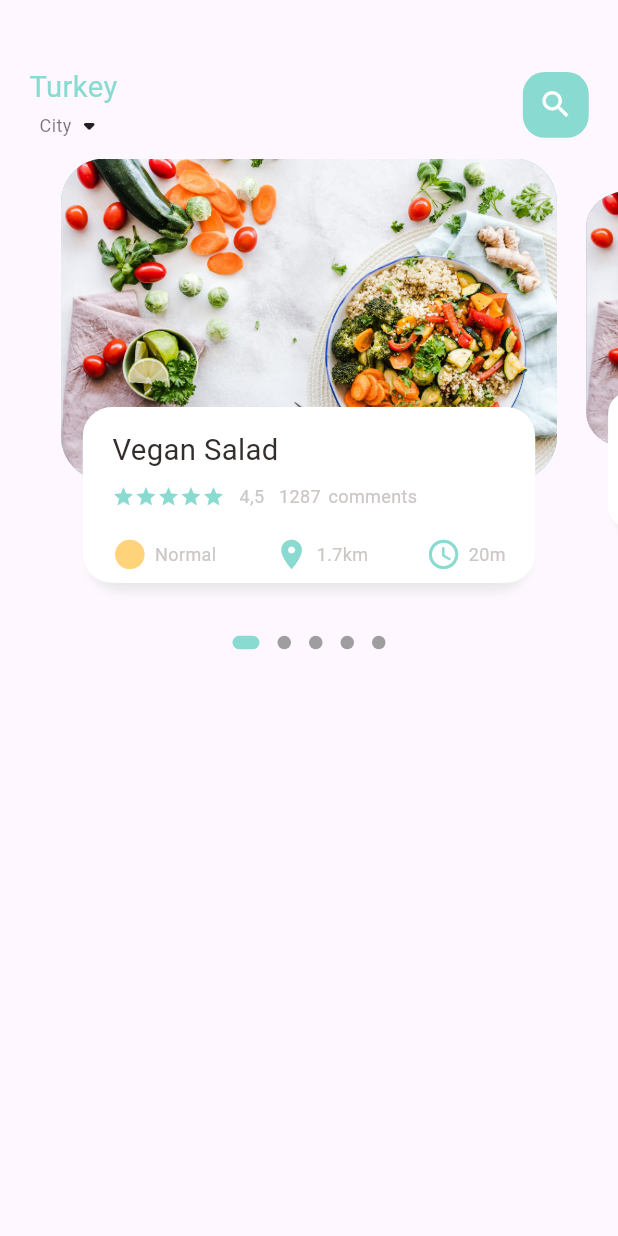
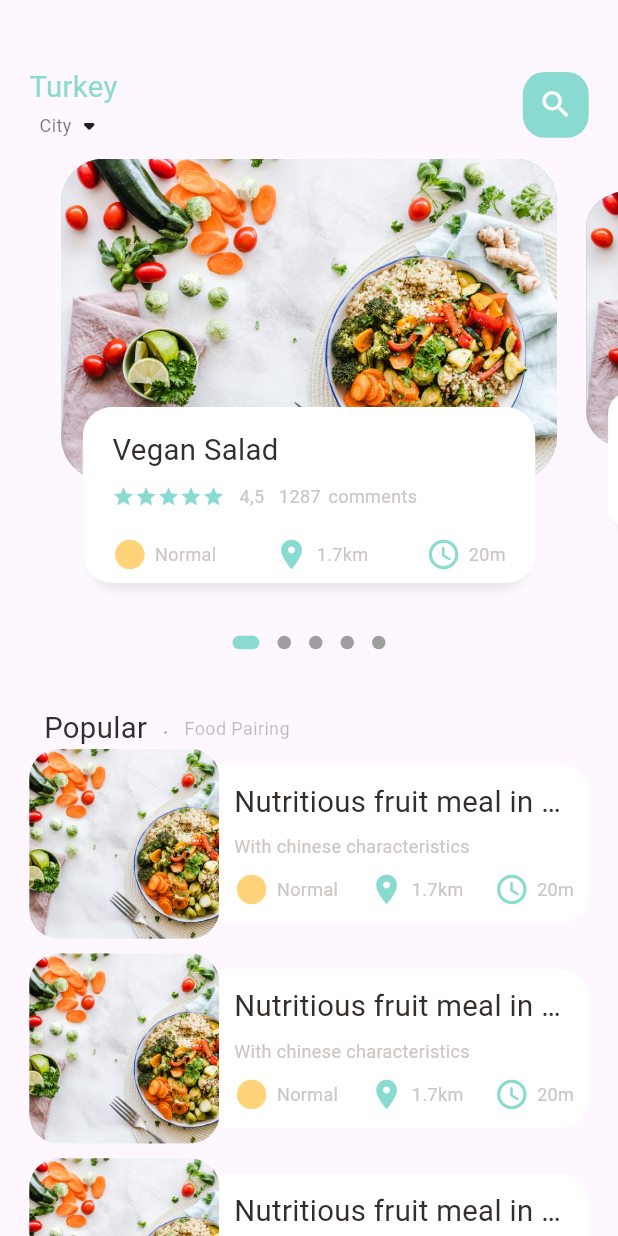
Before and after one commit to onurmelikoglu/EcommerceApp, a Flutter app: the screen it shows after launch, on a phone screen of 412 x 824 dp. Run offline on Flutter 3.47's test engine with Material 2 defaults, Android fonts, the phone set to English and light mode, and no system bars; drawn by our look-alikes of dots_indicator; our stand-ins replace get.

Commit message:
Listview section added, fixed minor bugs
..

```diff
--- a/lib/home/food_page_body.dart
+++ b/lib/home/food_page_body.dart
@@ -1,6 +1,8 @@
+// ignore_for_file: unnecessary_import
+
 import 'package:dots_indicator/dots_indicator.dart';
 import 'package:ecommerceapp/utils/colors.dart';
-import 'package:ecommerceapp/utils/dimentions.dart';
+import 'package:ecommerceapp/utils/dimensions.dart';
 import 'package:ecommerceapp/widgets/big_text.dart';
 import 'package:ecommerceapp/widgets/icon_and_text_widget.dart';
 import 'package:ecommerceapp/widgets/small_text.dart';
@@ -17,8 +19,8 @@ class FoodPageBody extends StatefulWidget {
 class _FoodPageBodyState extends State<FoodPageBody> {
   PageController pageController = PageController(viewportFraction: 0.85);
   var _currPageValue = 0.0;
-  double _scaleFactor = 0.8;
-  double _height = Dimentions.pageViewContainer;
+  final double _scaleFactor = 0.8;
+  final double _height = Dimensions.pageViewContainer;
 
   @override
   void initState() {
@@ -33,6 +35,7 @@ class _FoodPageBodyState extends State<FoodPageBody> {
 
   @override
   void dispose() {
+    super.dispose();
     pageController.dispose();
   }
 
@@ -40,9 +43,10 @@ class _FoodPageBodyState extends State<FoodPageBody> {
   Widget build(BuildContext context) {
     return Column(
       children: [
-        Container(
+        // Slider section
+        SizedBox(
           // color: Colors.amber,
-          height: Dimentions.pageView,
+          height: Dimensions.pageView,
           child: PageView.builder(
               controller: pageController,
               itemCount: 5,
@@ -50,22 +54,129 @@ class _FoodPageBodyState extends State<FoodPageBody> {
                 return _buildPageItem(position);
               }),
         ),
-        new DotsIndicator(
+        // Slider indicator section
+        DotsIndicator(
           dotsCount: 5,
           position: _currPageValue,
           decorator: DotsDecorator(
             activeColor: AppColors.mainColor,
             size: const Size.square(9.0),
             activeSize: const Size(18.0, 9.0),
-                activeShape: RoundedRectangleBorder(borderRadius: BorderRadius.circular(5.0)),
+            activeShape: RoundedRectangleBorder(
+                borderRadius: BorderRadius.circular(5.0)),
           ),
+        ),
+        // Popular text section
+        SizedBox(height: Dimensions.height30),
+        Container(
+          margin: EdgeInsets.only(left: Dimensions.width30),
+          //color: Colors.red,
+          child: Row(
+            crossAxisAlignment: CrossAxisAlignment.end,
+            children: [
+              BigText(text: "Popular"),
+              SizedBox(width: Dimensions.width10),
+              Container(
+                  margin: const EdgeInsets.only(bottom: 3),
+                  child: BigText(text: ".", color: Colors.black26)),
+              SizedBox(width: Dimensions.width10),
+              Container(
+                  margin: const EdgeInsets.only(bottom: 6),
+                  child: SmallText(
+                    text: "Food Pairing",
+                    color: Colors.black26,
+                  )),
+            ],
+          ),
+        ),
+        // List of food and images
+        SizedBox(
+          height: 900,
+          // color: Colors.white,
+          child: ListView.builder(
+            physics: const NeverScrollableScrollPhysics(),
+            // shrinkWrap: true,
+            itemCount: 10,
+            itemBuilder: (context, index) {
+              return Container(
+                margin: EdgeInsets.only(
+                  left: Dimensions.width20,
+                  right: Dimensions.width20,
+                  bottom: Dimensions.height10
+                ),
+                child: Row(
+                  children: [
+                    Container(
+                      width: Dimensions.listViewImgSize,
+                      height: Dimensions.listViewImgSize,
+                      decoration: BoxDecoration(
+                        borderRadius: BorderRadius.circular(Dimensions.radius20),
+                        color: Colors.white38,
+                        image: const DecorationImage(
+                          fit: BoxFit.cover,
+                          image: AssetImage("assets/image/food002.jpg")
+                        )
+                      ),
+                    ),
+                    Expanded(
+                      child: Container(
+                        height: Dimensions.listViewTextContainer,
+                        decoration: BoxDecoration(
+                          borderRadius: BorderRadius.only(
+                            topRight: Radius.circular(Dimensions.radius20),
+                            bottomRight: Radius.circular(Dimensions.radius20)
+                          ),
+                          color: Colors.white
+                        ),
+                        child: Padding(
+                          padding: EdgeInsets.only(
+                            left: Dimensions.width10,
+                            right: Dimensions.width10
+                          ),
+                          child: Column(
+                            crossAxisAlignment: CrossAxisAlignment.start,
+                            mainAxisAlignment: MainAxisAlignment.center,
+                            children: [
+                              BigText(text: "Nutritious fruit meal in China"),
+                              SizedBox(height: Dimensions.height10,),
+                              SmallText(text: "With chinese characteristics"),
+                              SizedBox(height: Dimensions.height10,),
+                              Row(
+                                mainAxisAlignment: MainAxisAlignment.spaceBetween,
+                                children: [
+                                  IconAndTextWidget(
+                                      icon: Icons.circle,
+                                      text: "Normal",
+                                      color: AppColors.textColor,
+                                      iconColor: AppColors.yellowColor),
+                                  IconAndTextWidget(
+                                      icon: Icons.location_on,
+                                      text: "1.7km",
+                                      color: AppColors.textColor,
+                                      iconColor: AppColors.mainColor),
+                                  IconAndTextWidget(
+                                      icon: Icons.access_time_rounded,
+                                      text: "20m",
+                                      color: AppColors.textColor,
+                                      iconColor: AppColors.mainColor),
+                                ],
+                              )
+                            ],
+                          ),
+                        ),
+                      ),
+                    )
+                  ]
+                ),
+              );
+            }),
         )
       ],
     );
   }
 
   Widget _buildPageItem(int index) {
-    Matrix4 matrix = new Matrix4.identity();
+    Matrix4 matrix = Matrix4.identity();
     if (index == _currPageValue.floor()) {
       var currScale = 1 - (_currPageValue - index) * (1 - _scaleFactor);
       var currTrans = _height * (1 - currScale) / 2;
@@ -87,7 +198,7 @@ class _FoodPageBodyState extends State<FoodPageBody> {
     } else {
       var currScale = 0.8;
       matrix = Matrix4.diagonal3Values(1, currScale, 1)
-        ..setTranslationRaw(0, _height*(1-_scaleFactor)/2, 1);
+        ..setTranslationRaw(0, _height * (1 - _scaleFactor) / 2, 1);
     }
 
     return Transform(
@@ -95,46 +206,47 @@ class _FoodPageBodyState extends State<FoodPageBody> {
       child: Stack(
         children: [
           Container(
-            height: Dimentions.pageViewContainer,
-            margin: EdgeInsets.only(left: Dimentions.width10, right: Dimentions.width10),
+            height: Dimensions.pageViewContainer,
+            margin: EdgeInsets.only(
+                left: Dimensions.width10, right: Dimensions.width10),
             decoration: BoxDecoration(
-                borderRadius: BorderRadius.circular(Dimentions.radius30),
-                color: index.isEven ? Color(0xFF69c5df) : Color(0xFF9294cc),
-                image: DecorationImage(
+                borderRadius: BorderRadius.circular(Dimensions.radius30),
+                color: index.isEven
+                    ? const Color(0xFF69c5df)
+                    : const Color(0xFF9294cc),
+                image: const DecorationImage(
                     fit: BoxFit.cover,
                     image: AssetImage("assets/image/food002.jpg"))),
           ),
           Align(
             alignment: Alignment.bottomCenter,
             child: Container(
-              height: Dimentions.pageViewTextContainer,
-              margin: EdgeInsets.only(left: Dimentions.width30, right: Dimentions.width30, bottom: Dimentions.height30),
+              height: Dimensions.pageViewTextContainer,
+              margin: EdgeInsets.only(
+                  left: Dimensions.width30,
+                  right: Dimensions.width30,
+                  bottom: Dimensions.height30),
               decoration: BoxDecoration(
-                borderRadius: BorderRadius.circular(Dimentions.radius20),
+                  borderRadius: BorderRadius.circular(Dimensions.radius20),
                   color: Colors.white,
-                boxShadow: [
+                  boxShadow: const [
                     BoxShadow(
                         color: Color(0xFFe8e8e8),
                         blurRadius: 5.0,
-                    offset: Offset(0, 5)
-                  ),
-                  BoxShadow(
-                    color: Colors.white,
-                    offset: Offset(-5, 0)
-                  ),
-                  BoxShadow(
-                    color: Colors.white,
-                    offset: Offset(5, 0)
-                  )
-                ]
-              ),
+                        offset: Offset(0, 5)),
+                    BoxShadow(color: Colors.white, offset: Offset(-5, 0)),
+                    BoxShadow(color: Colors.white, offset: Offset(5, 0))
+                  ]),
               child: Container(
-                padding: EdgeInsets.only(top: Dimentions.height15, left: Dimentions.width15, right: Dimentions.width15),
+                padding: EdgeInsets.only(
+                    top: Dimensions.height15,
+                    left: Dimensions.width15,
+                    right: Dimensions.width15),
                 child: Column(
                   crossAxisAlignment: CrossAxisAlignment.start,
                   children: [
                     BigText(text: "Vegan Salad"),
-                    SizedBox(height: Dimentions.height10),
+                    SizedBox(height: Dimensions.height10),
                     Row(
                       children: [
                         Wrap(
@@ -147,23 +259,23 @@ class _FoodPageBodyState extends State<FoodPageBody> {
                                   )),
                         ),
                         SizedBox(
-                          width: Dimentions.width10,
+                          width: Dimensions.width10,
                         ),
                         SmallText(text: "4,5"),
                         SizedBox(
-                          width: Dimentions.width10,
+                          width: Dimensions.width10,
                         ),
                         SmallText(
                           text: "1287",
                         ),
-                        SizedBox(
+                        const SizedBox(
                           width: 5,
                         ),
                         SmallText(text: "comments")
                       ],
                     ),
                     SizedBox(
-                      height: Dimentions.height20,
+                      height: Dimensions.height20,
                     ),
                     Row(
                       mainAxisAlignment: MainAxisAlignment.spaceBetween,
--- a/lib/home/main_food_page.dart
+++ b/lib/home/main_food_page.dart
@@ -1,6 +1,6 @@
 import 'package:ecommerceapp/home/food_page_body.dart';
 import 'package:ecommerceapp/utils/colors.dart';
-import 'package:ecommerceapp/utils/dimentions.dart';
+import 'package:ecommerceapp/utils/dimensions.dart';
 import 'package:ecommerceapp/widgets/big_text.dart';
 import 'package:ecommerceapp/widgets/small_text.dart';
 import 'package:flutter/material.dart';
@@ -18,10 +18,10 @@ class _MainFoodPageState extends State<MainFoodPage> {
     return Scaffold(
         body: Column(
       children: [
+        // header section
         Container(
-          margin: EdgeInsets.only(top: Dimentions.height45, bottom: Dimentions.height10),
-          padding: EdgeInsets.only(left: Dimentions.width20, right: Dimentions.width20),
-          child: Container(
+          margin: EdgeInsets.only(top: Dimensions.height45, bottom: Dimensions.height10),
+          padding: EdgeInsets.only(left: Dimensions.width20, right: Dimensions.width20),
           child: Row(
             mainAxisAlignment: MainAxisAlignment.spaceBetween,
             children: [
@@ -31,30 +31,31 @@ class _MainFoodPageState extends State<MainFoodPage> {
                   Row(
                     children: [
                       SmallText(text: "City", color: Colors.black54),
-                        Icon(Icons.arrow_drop_down_rounded)
+                      const Icon(Icons.arrow_drop_down_rounded)
                     ],
                   )
                 ],
               ),
               Center(
                 child: Container(
-                    width: Dimentions.width45,
-                    height: Dimentions.height45,
+                  width: Dimensions.width45,
+                  height: Dimensions.height45,
+                  decoration: BoxDecoration(
+                      borderRadius: BorderRadius.circular(Dimensions.radius15),
+                      color: AppColors.mainColor),
                   child: Icon(
                     Icons.search,
                     color: Colors.white,
-                      size: Dimentions.iconSize24
+                    size: Dimensions.iconSize24
                   ),
-                    decoration: BoxDecoration(
-                        borderRadius: BorderRadius.circular(Dimentions.radius15),
-                        color: AppColors.mainColor),
                 ),
               )
             ],
           ),
         ),
-        ),
-        FoodPageBody()
+        // Food body section
+        const Expanded(child: SingleChildScrollView(child: FoodPageBody(),))
+
       ],
     ));
   }
--- a/lib/utils/dimentions.dart
+++ b/lib/utils/dimensions.dart
@@ -1,6 +1,6 @@
 import 'package:get/get.dart';
 
-class Dimentions {
+class Dimensions {
   static double screenHeight = Get.context!.height;
   static double screenWidth = Get.context!.width;
 
@@ -27,4 +27,7 @@ class Dimentions {
   static double radius30 = screenHeight / 28.13;
 
   static double iconSize24 = screenHeight / 35.17;
+
+  static double listViewImgSize = screenWidth / 3.25;
+  static double listViewTextContainer = screenWidth / 3.9;
 }
--- a/lib/widgets/big_text.dart
+++ b/lib/widgets/big_text.dart
@@ -1,4 +1,6 @@
-import 'package:ecommerceapp/utils/dimentions.dart';
+// ignore_for_file: must_be_immutable
+
+import 'package:ecommerceapp/utils/dimensions.dart';
 import 'package:flutter/cupertino.dart';
 
 class BigText extends StatelessWidget {
@@ -21,7 +23,7 @@ class BigText extends StatelessWidget {
         style: TextStyle(
             color: color,
             fontWeight: FontWeight.w400,
-            fontSize: size == 0 ? Dimentions.font20:size,
+            fontSize: size == 0 ? Dimensions.font20:size,
             fontFamily: "Roboto"
         )
     );
--- a/lib/widgets/icon_and_text_widget.dart
+++ b/lib/widgets/icon_and_text_widget.dart
@@ -1,4 +1,4 @@
-import 'package:ecommerceapp/utils/dimentions.dart';
+import 'package:ecommerceapp/utils/dimensions.dart';
 import 'package:ecommerceapp/widgets/small_text.dart';
 import 'package:flutter/cupertino.dart';
 
@@ -19,8 +19,8 @@ class IconAndTextWidget extends StatelessWidget {
   Widget build(BuildContext context) {
     return Row(
       children: [
-        Icon(icon, color: iconColor, size: Dimentions.iconSize24,),
-        SizedBox(width: 5,),
+        Icon(icon, color: iconColor, size: Dimensions.iconSize24,),
+        const SizedBox(width: 5),
         SmallText(text: text, color: color)
       ],
     );
```
Lines whose indentation alone changed are shown as unchanged.
